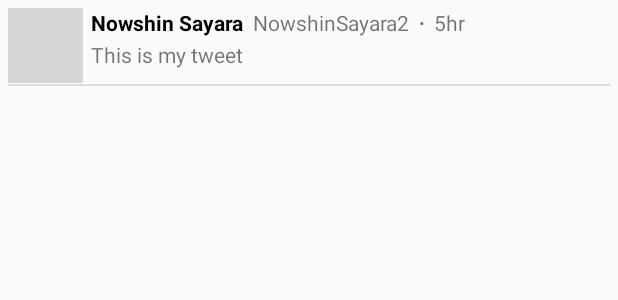
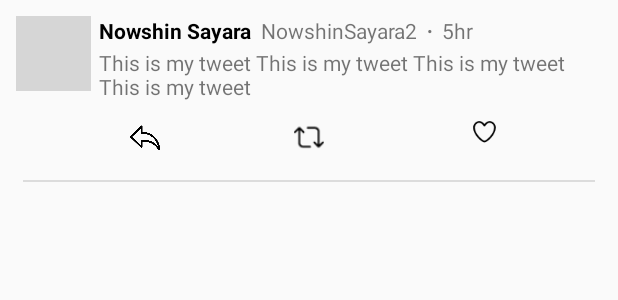
Before and after one commit to NOSH2000/SimpleTweet, an Android app: the layout item_tweet.xml on its own in the app's theme, with its tools: preview values and no code run, on a phone screen of 412 x 824 dp. Shown: the top 300 px of the screen. Run offline under Robolectric (Android 15) with nearby library versions, the phone set to English and light mode, and no system bars; grey boxes are pictures that could not be loaded.

Commit message:
Add like, share, retweet icons

```diff
--- a/app/src/main/res/layout/item_tweet.xml
+++ b/app/src/main/res/layout/item_tweet.xml
@@ -1,16 +1,82 @@
 <?xml version="1.0" encoding="utf-8"?>
-<RelativeLayout xmlns:android="http://schemas.android.com/apk/res/android"
+<RelativeLayout
+    xmlns:android="http://schemas.android.com/apk/res/android"
     xmlns:app="http://schemas.android.com/apk/res-auto"
     xmlns:tools="http://schemas.android.com/tools"
     android:layout_width="match_parent"
     android:layout_height="wrap_content"
     android:layout_margin="5dp">
 
+    <RelativeLayout
+        android:id="@+id/rvBox"
+        android:layout_width="match_parent"
+        android:layout_height="wrap_content"
+        android:layout_marginBottom="5dp"
+        android:layout_marginEnd="5dp"
+        android:layout_marginStart="5dp"
+        android:layout_marginTop="5dp">>
+
         <ImageView
             android:id="@+id/ivProfile"
             android:layout_width="50dp"
             android:layout_height="50dp"
             tools:srcCompat="@tools:sample/avatars" />
+
+        <ImageView
+            android:id="@+id/ivRetweet"
+            android:layout_width="20dp"
+            android:layout_height="20dp"
+            android:layout_alignParentStart="true"
+            android:layout_below="@+id/tvBody"
+            android:layout_marginStart="185dp"
+            android:layout_marginTop="14dp"
+            app:srcCompat="@drawable/ic_vector_retweet_stroke" />
+
+        <ImageView
+            android:id="@+id/ivReply"
+            android:layout_width="20dp"
+            android:layout_height="25dp"
+            android:layout_alignParentStart="true"
+            android:layout_below="@+id/tvBody"
+            android:layout_marginEnd="85dp"
+            android:layout_marginStart="76dp"
+            android:layout_marginTop="12dp"
+            android:layout_toEndOf="@+id/ivRetweet"
+            app:srcCompat="@drawable/reply_icon" />
+
+        <ImageView
+            android:id="@+id/ivLike"
+            android:layout_width="wrap_content"
+            android:layout_height="wrap_content"
+            android:layout_below="@+id/tvBody"
+            android:layout_marginBottom="2dp"
+            android:layout_marginEnd="-151dp"
+            android:layout_marginStart="98dp"
+            android:layout_marginTop="11dp"
+            android:layout_toEndOf="@+id/ivRetweet"
+            app:srcCompat="@drawable/ic_vector_heart_stroke" />
+
+        <TextView
+            android:id="@+id/tvName"
+            android:layout_width="wrap_content"
+            android:layout_height="wrap_content"
+            android:layout_alignParentTop="true"
+            android:layout_marginStart="5dp"
+            android:layout_toEndOf="@+id/ivProfile"
+            android:textColor="#000000"
+            android:textStyle="bold"
+            tools:text="Nowshin Sayara" />
+
+        <TextView
+            android:id="@+id/tvDot"
+            android:layout_width="wrap_content"
+            android:layout_height="wrap_content"
+            android:layout_alignParentTop="true"
+            android:layout_marginStart="5dp"
+            android:layout_marginTop="-10dp"
+            android:layout_toEndOf="@+id/tvScreenName"
+            android:textSize="20sp"
+            tools:text="." />
 
         <TextView
             android:id="@+id/tvScreenName"
@@ -32,7 +98,7 @@
             android:layout_toEndOf="@+id/ivProfile"
             android:autoLink="all"
             android:linksClickable="true"
-        tools:text="This is my tweet" />
+            tools:text="This is my tweet This is my tweet This is my tweet This is my tweet" />
 
         <TextView
             android:id="@+id/tvTimestamp"
@@ -44,33 +110,11 @@
             android:layout_toEndOf="@+id/tvDot"
             tools:text="5hr" />
 
-    <TextView
-        android:id="@+id/tvName"
-        android:layout_width="wrap_content"
-        android:layout_height="wrap_content"
-        android:layout_alignParentTop="true"
-        android:layout_marginStart="5dp"
-        android:layout_toEndOf="@+id/ivProfile"
-        android:textStyle="bold"
-        android:textColor="#000000"
-        tools:text="Nowshin Sayara" />
-
-    <TextView
-        android:id="@+id/tvDot"
-        android:layout_width="wrap_content"
-        android:layout_height="wrap_content"
-        android:layout_alignParentTop="true"
-        android:layout_marginStart="5dp"
-        android:layout_marginTop="-10dp"
-        android:layout_toEndOf="@+id/tvScreenName"
-        android:textSize="20sp"
-        tools:text="." />
+    </RelativeLayout>
 
     <View
         style="@style/Divider"
-        android:layout_below="@+id/tvBody"
-        android:layout_marginTop="10dp"
-        android:layout_marginBottom="10dp"
-        />
+        android:layout_below="@+id/rvBox"
+        android:layout_margin="10dp" />
 
 </RelativeLayout>
```
Also changed, not shown: app/src/main/res/drawable/ic_heart.xml (added, +18 -0 lines), app/src/main/res/values/color.xml (added, +22 -0 lines), app/src/main/res/drawable-xhdpi/ic_vector_heart_stroke.png (added), app/src/main/res/drawable-xhdpi/ic_vector_retweet_stroke.png (added), app/src/main/res/drawable-xhdpi/reply_icon.png (added), app/src/main/res/drawable-xxhdpi/ic_launcher_twitter_round.png (added), 6 other files. Lines whose indentation alone changed are shown as unchanged.
